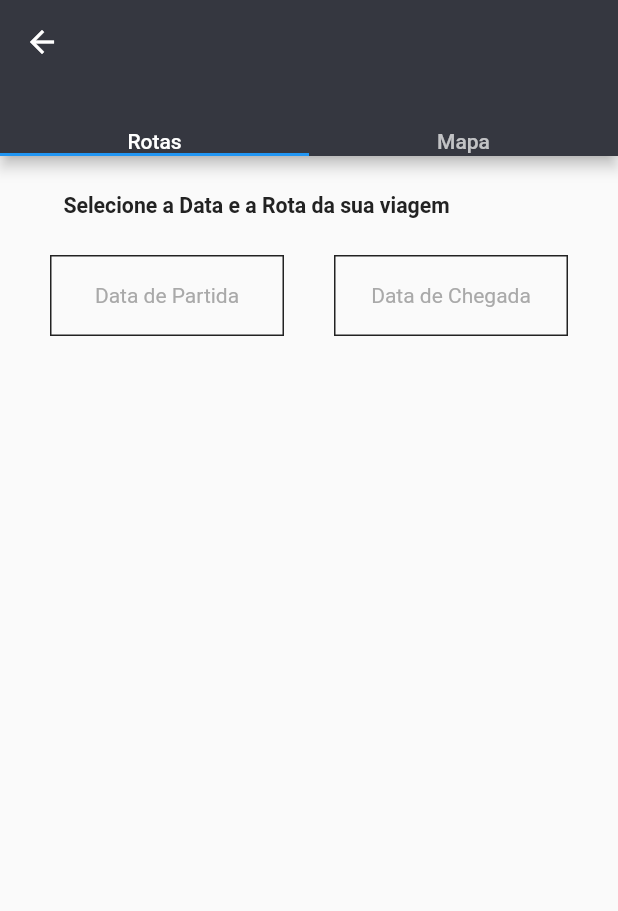
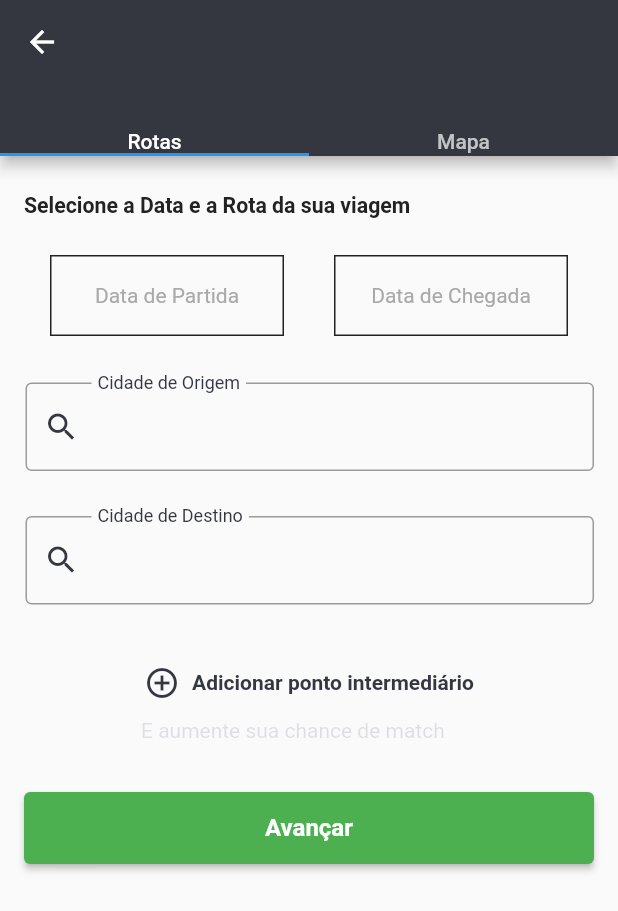
Before and after one commit to BrunoVieiraL/envio_facil, a Flutter app: the TrajetoPage screen opened by its route, on a phone screen of 412 x 824 dp. Shown: the top 911 px of the screen. Run offline on Flutter 3.47's test engine with Material 2 defaults, Android fonts, the phone set to English and light mode, and no system bars; our stand-ins replace dio, google_maps_flutter; missing offline and left inert: flutter_polyline_points; Roboto replaces fonts that are missing (assets/fonts/TitilliumWeb-Bold.ttf, assets/fonts/TitilliumWeb-Regular.ttf).

Commit message:
ponto intermediario page done

```diff
--- a/lib/constants.dart
+++ b/lib/constants.dart
@@ -3,7 +3,7 @@ String titilliumWebSemiBold = 'assets/fonts/TitilliumWeb-SemiBold.ttf';
 String titilliumWebBold = 'assets/fonts/TitilliumWeb-Bold.ttf';
 String veiculosPath = 'assets/transporte_page/';
 
-List<String> listImage = [
+List<String> listImageTransportePage = [
   '${veiculosPath}ic_car.png',
   '${veiculosPath}ic_aviao.png',
   '${veiculosPath}ic_caminhao.png',
@@ -14,7 +14,7 @@ List<String> listImage = [
   '${veiculosPath}ic_bus.png',
   '${veiculosPath}ic_barco.png',
 ];
-List<String> listVeiculos = [
+List<String> listVeiculosTransportePage = [
   'Carro',
   'Avião',
   'Caminhão',
@@ -25,7 +25,7 @@ List<String> listVeiculos = [
   'Ônibus',
   'Embarcação'
 ];
-List<bool> listCheck = [
+List<bool> listCheckTransportePage = [
   false,
   false,
   false,
--- a/lib/main.dart
+++ b/lib/main.dart
@@ -1,4 +1,5 @@
 import 'package:flutter/material.dart';
+import 'package:jera_app/views/ponto_intermediario_page.dart';
 import 'package:jera_app/views/trajeto_page.dart';
 import 'package:jera_app/views/transporte_page.dart';
 import 'package:flutter_localizations/flutter_localizations.dart';
@@ -20,6 +21,7 @@ class MyApp extends StatelessWidget {
         '/homePage': (_) => const HomePage(),
         '/transportePage': (_) => const TransportePage(),
         '/trajetoPage': (_) => const TrajetoPage(),
+        '/pontoIntermediarioPage': (_) => const PontoIntermediarioPage(),
       },
       localizationsDelegates: const [
         GlobalMaterialLocalizations.delegate,
--- a/lib/views/trajeto_page.dart
+++ b/lib/views/trajeto_page.dart
@@ -24,7 +24,7 @@ class _TrajetoPageState extends State<TrajetoPage> {
 
   @override
   void dispose() {
-    googleMapController!.dispose();
+    googleMapController?.dispose();
     super.dispose();
   }
 
@@ -33,7 +33,15 @@ class _TrajetoPageState extends State<TrajetoPage> {
     return DefaultTabController(
       length: 2,
       child: Scaffold(
+        backgroundColor: const Color(0xFFFAFAFA),
+        resizeToAvoidBottomInset: true,
         appBar: AppBar(
+          leading: IconButton(
+            icon: const Icon(Icons.arrow_back),
+            onPressed: () {
+              Navigator.of(context).pop();
+            },
+          ),
           backgroundColor: const Color(0xFF353740),
           bottom: const TabBar(
             tabs: [
@@ -48,6 +56,7 @@ class _TrajetoPageState extends State<TrajetoPage> {
             Container(
               color: const Color(0xFFFAFAFA),
               child: Column(
+                crossAxisAlignment: CrossAxisAlignment.stretch,
                 children: [
                   Padding(
                     padding: const EdgeInsets.only(
@@ -80,11 +89,98 @@ class _TrajetoPageState extends State<TrajetoPage> {
                           right: 16),
                     ],
                   ),
+                  const SizedBox(
+                    height: 31,
+                  ),
+                  const Padding(
+                    padding: EdgeInsets.only(left: 17, right: 16, bottom: 30),
+                    child: TextField(
+                      decoration: InputDecoration(
+                          prefixIcon:
+                              Icon(Icons.search, color: Color(0xFF353740)),
+                          labelText: 'Cidade de Origem',
+                          floatingLabelStyle:
+                              TextStyle(color: Color(0xFF353740)),
+                          floatingLabelBehavior: FloatingLabelBehavior.always,
+                          border: OutlineInputBorder()),
+                    ),
+                  ),
+                  const Padding(
+                    padding: EdgeInsets.only(left: 17, right: 16),
+                    child: TextField(
+                      decoration: InputDecoration(
+                        prefixIcon:
+                            Icon(Icons.search, color: Color(0xFF353740)),
+                        labelText: 'Cidade de Destino',
+                        floatingLabelStyle: TextStyle(color: Color(0xFF353740)),
+                        floatingLabelBehavior: FloatingLabelBehavior.always,
+                        border: OutlineInputBorder(),
+                      ),
+                    ),
+                  ),
+                  const SizedBox(height: 28),
+                  Padding(
+                    padding: const EdgeInsets.only(left: 60.25, right: 60.25),
+                    child: TextButton.icon(
+                      onPressed: () {
+                        Navigator.of(context)
+                            .pushNamed('/pontoIntermediarioPage');
+                      },
+                      icon: const Icon(
+                        Icons.add_circle_outline,
+                        color: Color(0xFF353740),
+                      ),
+                      label: Text(
+                        'Adicionar ponto intermediário',
+                        style: TextStyle(
+                            color: const Color(0xFF353740),
+                            fontFamily: titilliumWebBold,
+                            fontSize: 14,
+                            fontWeight: FontWeight.bold),
+                      ),
+                    ),
+                  ),
+                  Padding(
+                    padding: const EdgeInsets.only(left: 94, right: 62),
+                    child: Text(
+                      'E aumente sua chance de match',
+                      style: TextStyle(
+                          fontSize: 14,
+                          fontFamily: titilliumWebRegular,
+                          color: const Color(0x22222252),
+                          fontWeight: FontWeight.w400),
+                    ),
+                  ),
+                  Padding(
+                    padding: const EdgeInsets.only(
+                      top: 33,
+                      left: 16,
+                      right: 16,
+                      bottom: 16,
+                    ),
+                    child: SizedBox(
+                      width: 328,
+                      height: 48,
+                      child: ElevatedButton(
+                        onPressed: () {},
+                        style:
+                            TextButton.styleFrom(backgroundColor: Colors.green),
+                        child: Text(
+                          'Avançar',
+                          style: TextStyle(
+                            fontFamily: titilliumWebBold,
+                            fontWeight: FontWeight.bold,
+                            fontSize: 16,
+                          ),
+                        ),
+                      ),
+                    ),
+                  ),
                 ],
               ),
             ),
             Container(
-              color: Colors.blue,
+              color: Colors.white,
               child: GoogleMap(
                 myLocationEnabled: true,
                 mapType: MapType.normal,
```
Also changed, not shown: lib/views/ponto_intermediario_page.dart (added, +69 -0 lines), lib/views/transporte_page.dart (+21 -36 lines).
